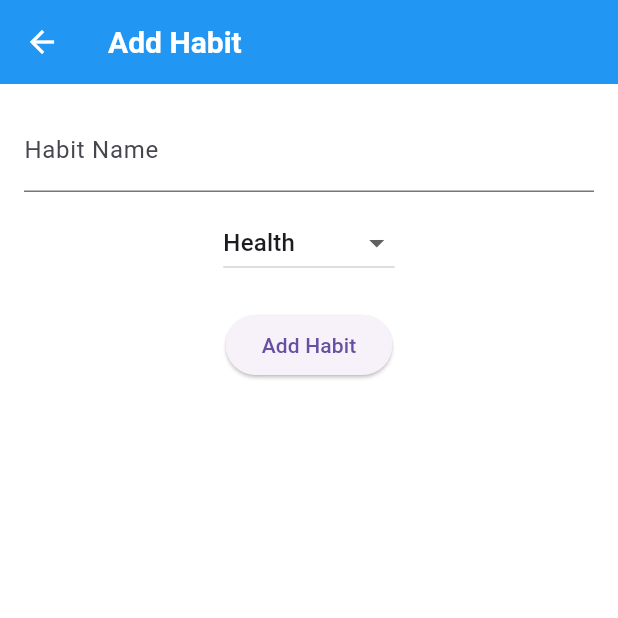
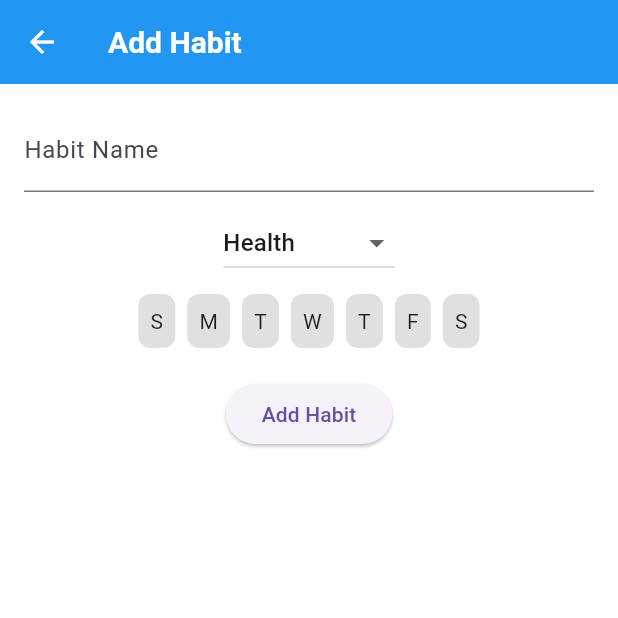
Before and after one commit to Soli1065/habit_tracker, a Flutter app: the AddHabitScreen screen opened by its route, after a tap on "Add Habit", on a phone screen of 412 x 824 dp, the top half of it. Run offline on Flutter 3.47's test engine with Material 3 defaults, Android fonts, the phone set to English and light mode, and no system bars; our stand-ins replace fl_chart, flutter_local_notifications, flutter_native_timezone, flutter_riverpod, hive, hive_flutter and 1 more; accounts and stored records are empty.

```diff
--- a/lib/data/models/habit.dart
+++ b/lib/data/models/habit.dart
@@ -19,11 +19,15 @@ class Habit {
   @HiveField(4)
   String category;
 
+  @HiveField(5)
+  List<int> repeatDays; // [0 = Sunday, 1 = Monday, ..., 6 = Saturday]
+
   Habit({
     required this.name,
     this.isCompleted = false,
     required this.createdAt,
     this.streak = 0,
-    required this.category
+    required this.category,
+    required this.repeatDays
   });
 }
--- a/lib/ui/add_habit_screen.dart
+++ b/lib/ui/add_habit_screen.dart
@@ -14,6 +14,9 @@ class AddHabitScreen extends ConsumerWidget {
 
     final List<String> categories = ["Health", "Productivity", "Learning", "Fitness", "Mindfulness"];
     String selectedCategory = "Health";
+
+    List<bool> selectedDays = List.filled(7, false);
+
 
 
     return Scaffold(
@@ -44,11 +47,43 @@ class AddHabitScreen extends ConsumerWidget {
               },
             ),
 
+            SizedBox(height: 10),
+
+            StatefulBuilder(
+              builder: (context, setState){
+                return Row(
+                  mainAxisAlignment: MainAxisAlignment.center,
+                  children: List.generate(7, (index) {
+                    return GestureDetector(
+                      onTap: () {
+                        setState(() {
+                          selectedDays[index] = !selectedDays[index];
+                        });
+                      },
+                      child: Container(
+                        padding: EdgeInsets.all(8),
+                        margin: EdgeInsets.symmetric(horizontal: 4),
+                        decoration: BoxDecoration(
+                          color: selectedDays[index] ? Colors.blue : Colors.grey[300],
+                          borderRadius: BorderRadius.circular(8),
+                        ),
+                        child: Text(["S", "M", "T", "W", "T", "F", "S"][index]),
+                      ),
+                    );
+                  }),
+                );
+              },
+            ),
+
             SizedBox(height: 20),
             ElevatedButton(
               onPressed: () async {
                 if (controller.text.isNotEmpty) {
-                  final habit = Habit(name: controller.text, createdAt: DateTime.now(), category: selectedCategory);
+                  List<int> repeatDays = [];
+                  for (int i = 0; i < selectedDays.length; i++) {
+                    if (selectedDays[i]) repeatDays.add(i);
+                  }
+                  final habit = Habit(name: controller.text, createdAt: DateTime.now(), category: selectedCategory, repeatDays: repeatDays);
                   ref.read(habitProvider.notifier).addHabit(habit);
 
                   await NotificationHelper.scheduleHabitReminder(
--- a/lib/ui/home_screen.dart
+++ b/lib/ui/home_screen.dart
@@ -6,6 +6,11 @@ import '../widgets/habit_tile.dart';
 
 class HomeScreen extends ConsumerWidget {
   const HomeScreen({super.key});
+
+  bool isTodayAHabitDay(Habit habit) {
+    int today = DateTime.now().weekday - 1; // Convert Monday = 1 to 0-based index
+    return habit.repeatDays.contains(today);
+  }
 
   @override
   Widget build(BuildContext context, WidgetRef ref) {
@@ -27,7 +32,8 @@ class HomeScreen extends ConsumerWidget {
                   isCompleted: !habit.isCompleted,
                   createdAt: habit.createdAt,
                   streak: !habit.isCompleted ? habit.streak + 1 : 0,
-                  category: habit.category
+                  category: habit.category,
+                  repeatDays: habit.repeatDays
                 ),
               );
             },
```
Also changed, not shown: lib/data/models/habit.g.dart.
